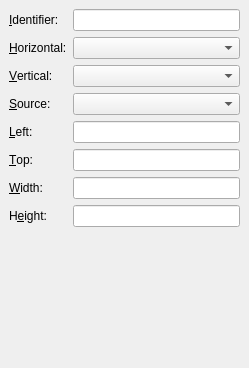
Above: cokoon/PyCokoonEditor/src/edit_tile.ui from mathieujobin/kde-playground-artwork before the change. Below: the same form after it.
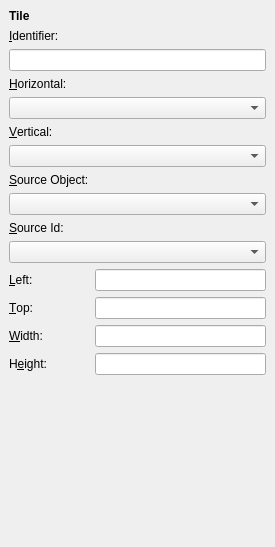
That is the form after the change.

The edit to the form file:
```diff
--- a/cokoon/PyCokoonEditor/src/edit_tile.ui
+++ b/cokoon/PyCokoonEditor/src/edit_tile.ui
@@ -5,8 +5,8 @@
    <rect>
     <x>0</x>
     <y>0</y>
-    <width>249</width>
-    <height>368</height>
+    <width>275</width>
+    <height>547</height>
    </rect>
   </property>
   <property name="windowTitle" >
@@ -19,17 +19,36 @@
    <property name="spacing" >
     <number>6</number>
    </property>
-   <item row="3" column="0" >
+   <item row="9" column="0" >
     <widget class="QLabel" name="label_5" >
      <property name="text" >
-      <string>&amp;Source:</string>
+      <string>&amp;Source Id:</string>
      </property>
      <property name="buddy" >
-      <cstring>source</cstring>
+      <cstring>sourceId</cstring>
      </property>
     </widget>
    </item>
-   <item row="4" column="0" >
+   <item row="10" column="0" colspan="2" >
+    <widget class="QComboBox" name="sourceId" />
+   </item>
+   <item row="7" column="0" >
+    <widget class="QLabel" name="label_10" >
+     <property name="text" >
+      <string>&amp;Source Object:</string>
+     </property>
+     <property name="buddy" >
+      <cstring>sourceObject</cstring>
+     </property>
+    </widget>
+   </item>
+   <item row="8" column="0" colspan="2" >
+    <widget class="QComboBox" name="sourceObject" />
+   </item>
+   <item row="14" column="1" >
+    <widget class="QLineEdit" name="height" />
+   </item>
+   <item row="11" column="0" >
     <widget class="QLabel" name="label_2" >
      <property name="text" >
       <string>&amp;Left:</string>
@@ -39,36 +58,7 @@
      </property>
     </widget>
    </item>
-   <item row="0" column="0" >
-    <widget class="QLabel" name="label" >
-     <property name="text" >
-      <string>&amp;Identifier:</string>
-     </property>
-     <property name="buddy" >
-      <cstring>identifier</cstring>
-     </property>
-    </widget>
-   </item>
-   <item row="0" column="1" >
-    <widget class="QLineEdit" name="identifier" />
-   </item>
-   <item row="1" column="1" >
-    <widget class="QComboBox" name="horizontal" />
-   </item>
-   <item row="2" column="1" >
-    <widget class="QComboBox" name="vertical" />
-   </item>
-   <item row="1" column="0" >
-    <widget class="QLabel" name="label_3" >
-     <property name="text" >
-      <string>&amp;Horizontal:</string>
-     </property>
-     <property name="buddy" >
-      <cstring>horizontal</cstring>
-     </property>
-    </widget>
-   </item>
-   <item row="2" column="0" >
+   <item row="5" column="0" >
     <widget class="QLabel" name="label_4" >
      <property name="text" >
       <string>&amp;Vertical:</string>
@@ -78,10 +68,7 @@
      </property>
     </widget>
    </item>
-   <item row="3" column="1" >
-    <widget class="QComboBox" name="source" />
-   </item>
-   <item row="5" column="0" >
+   <item row="12" column="0" >
     <widget class="QLabel" name="label_6" >
      <property name="text" >
       <string>&amp;Top:</string>
@@ -91,13 +78,13 @@
      </property>
     </widget>
    </item>
-   <item row="5" column="1" >
+   <item row="12" column="1" >
     <widget class="QLineEdit" name="top" />
    </item>
-   <item row="4" column="1" >
+   <item row="11" column="1" >
     <widget class="QLineEdit" name="left" />
    </item>
-   <item row="6" column="0" >
+   <item row="13" column="0" >
     <widget class="QLabel" name="label_7" >
      <property name="text" >
       <string>&amp;Width:</string>
@@ -107,7 +94,7 @@
      </property>
     </widget>
    </item>
-   <item row="7" column="0" >
+   <item row="14" column="0" >
     <widget class="QLabel" name="label_8" >
      <property name="text" >
       <string>H&amp;eight:</string>
@@ -117,25 +104,58 @@
      </property>
     </widget>
    </item>
-   <item row="7" column="1" >
-    <widget class="QLineEdit" name="height" />
-   </item>
-   <item row="6" column="1" >
+   <item row="13" column="1" >
     <widget class="QLineEdit" name="width" />
    </item>
-   <item row="8" column="1" >
+   <item row="2" column="0" colspan="2" >
+    <widget class="QLineEdit" name="identifier" />
+   </item>
+   <item row="1" column="0" >
+    <widget class="QLabel" name="label" >
+     <property name="text" >
+      <string>&amp;Identifier:</string>
+     </property>
+     <property name="buddy" >
+      <cstring>identifier</cstring>
+     </property>
+    </widget>
+   </item>
+   <item row="0" column="0" colspan="2" >
+    <widget class="QLabel" name="label_9" >
+     <property name="text" >
+      <string>&lt;b>Tile&lt;/b></string>
+     </property>
+    </widget>
+   </item>
+   <item row="3" column="0" >
+    <widget class="QLabel" name="label_3" >
+     <property name="text" >
+      <string>&amp;Horizontal:</string>
+     </property>
+     <property name="buddy" >
+      <cstring>horizontal</cstring>
+     </property>
+    </widget>
+   </item>
+   <item row="4" column="0" colspan="2" >
+    <widget class="QComboBox" name="horizontal" />
+   </item>
+   <item row="15" column="1" >
     <spacer>
      <property name="orientation" >
       <enum>Qt::Vertical</enum>
      </property>
      <property name="sizeHint" >
       <size>
-       <width>20</width>
+       <width>159</width>
        <height>51</height>
       </size>
      </property>
     </spacer>
    </item>
+   <item row="6" column="0" colspan="2" >
+    <widget class="QComboBox" name="vertical" />
+   </item>
   </layout>
  </widget>
  <resources/>
```
